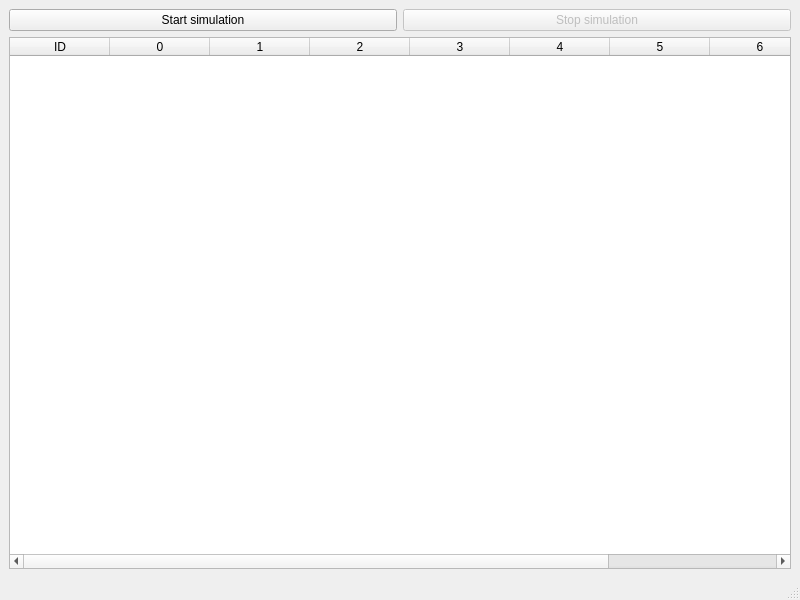
Qt form xml/primaryWindow.ui (oramadn/CAN_Simulator) before a commit.
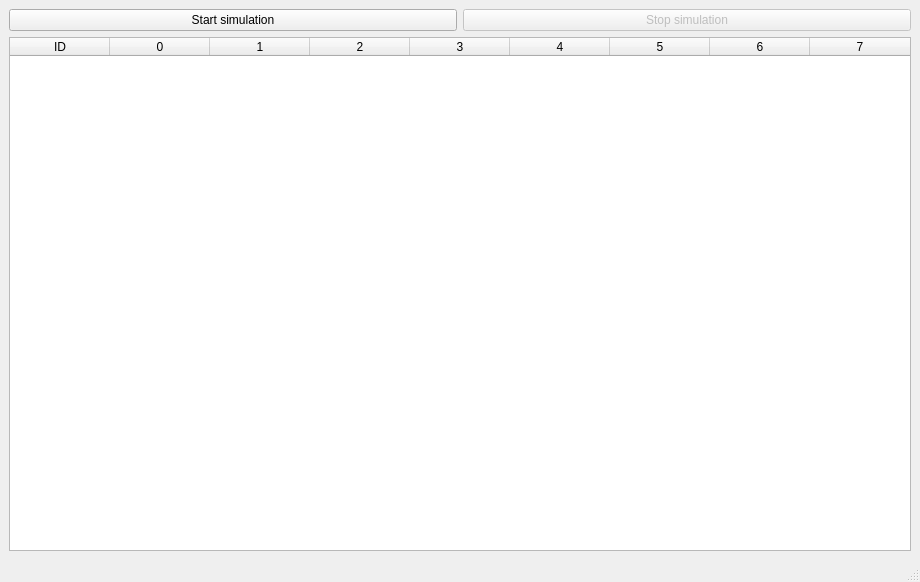
The same form after that commit.

Patch:
```diff
--- a/xml/primaryWindow.ui
+++ b/xml/primaryWindow.ui
@@ -6,8 +6,8 @@
    <rect>
     <x>0</x>
     <y>0</y>
-    <width>800</width>
-    <height>600</height>
+    <width>920</width>
+    <height>582</height>
    </rect>
   </property>
   <property name="windowTitle">
```
